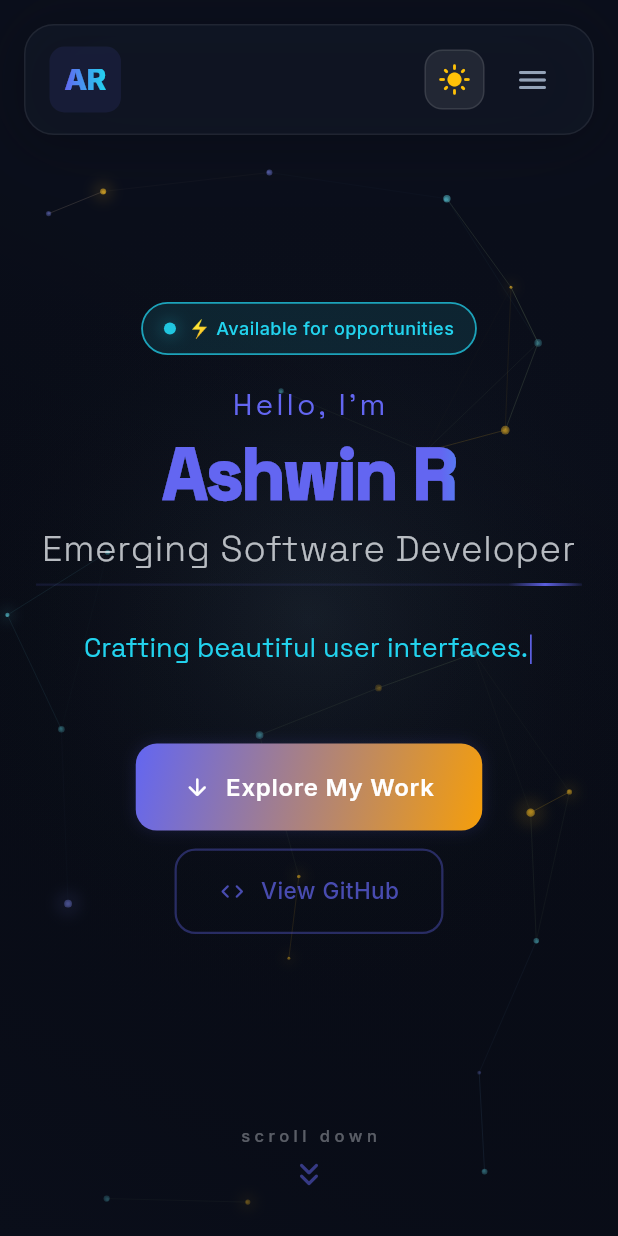
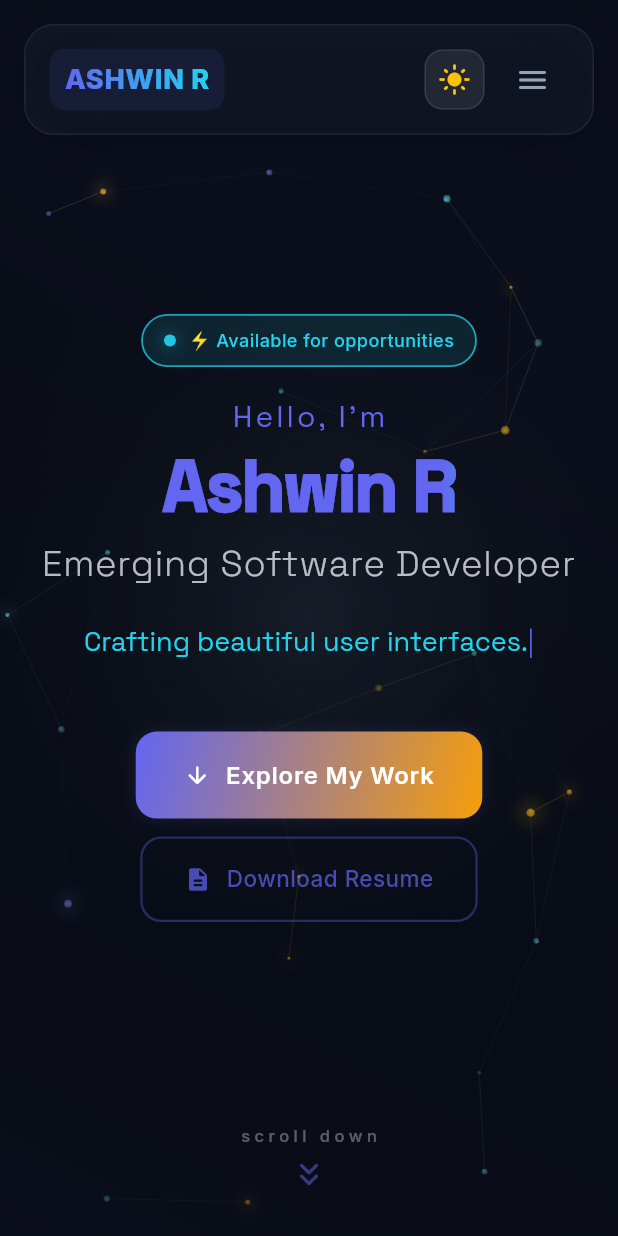
Before and after one commit to Ashwin-R05/Portfolio, a Flutter app: the screen it shows after launch, on a phone screen of 412 x 824 dp. Run offline on Flutter 3.47's test engine with Material 3 defaults, Android fonts, the phone set to English and light mode, and no system bars; drawn by our look-alikes of flutter_animate; our stand-ins replace go_router, google_fonts, visibility_detector.

Commit message:
Feat: replace View GitHub with Download Resume, update logo to ASHWIN R, and remove scan line

```diff
--- a/lib/screens/hero_section.dart
+++ b/lib/screens/hero_section.dart
@@ -3,13 +3,14 @@
 /// Full-viewport-height introduction with:
 /// - Animated particle canvas background with aurora vortex
 /// - Gradient-shimmer name in Space Grotesk (shader animation)
-/// - Animated role badge with pulsing border
+/// - Animated availability badge with pulsing border
+/// - Simple role title
 /// - Typewriter tagline cycling through phrases
-/// - Glowing CTA + outline secondary button
+/// - Glowing CTA + Download Resume button
 /// - Staggered entrance animations
-
 import 'package:flutter/material.dart';
 import 'package:flutter_animate/flutter_animate.dart';
+import 'package:url_launcher/url_launcher.dart';
 import '../animations/particle_canvas.dart';
 import '../data/profile_data.dart';
 import '../theme/app_colors.dart';
@@ -43,6 +44,16 @@ class _HeroSectionState extends State<HeroSection>
     super.dispose();
   }
 
+  Future<void> _downloadResume() async {
+    final Uri url = Uri.parse('assets/resume.pdf');
+    if (await canLaunchUrl(url)) {
+      await launchUrl(url, mode: LaunchMode.externalApplication);
+    } else {
+      final Uri fallbackUrl = Uri.parse('resume.pdf');
+      await launchUrl(fallbackUrl, mode: LaunchMode.externalApplication);
+    }
+  }
+
   @override
   Widget build(BuildContext context) {
     final theme = Theme.of(context);
@@ -60,7 +71,7 @@ class _HeroSectionState extends State<HeroSection>
           // ── Particle background ───────────────────────────────────────
           const Positioned.fill(child: ParticleCanvas()),
 
-          // ── Diagonal gradient overlay — bottom-left fade to bg ────────
+          // ── Diagonal gradient overlay ──────────────────────────────────
           Positioned.fill(
             child: DecoratedBox(
               decoration: BoxDecoration(
@@ -144,7 +155,7 @@ class _HeroSectionState extends State<HeroSection>
                                   ? theme.textTheme.displayMedium
                                   : theme.textTheme.displayLarge)
                               ?.copyWith(
-                            color: Colors.white, // masked by ShaderMask
+                            color: Colors.white,
                             fontWeight: FontWeight.w900,
                             letterSpacing: -1.5,
                             height: 1.0,
@@ -158,20 +169,23 @@ class _HeroSectionState extends State<HeroSection>
                       .fadeIn(duration: 600.ms, delay: 400.ms)
                       .slideY(begin: 0.2, end: 0, duration: 600.ms),
 
-                  const SizedBox(height: 10),
+                  const SizedBox(height: 12),
 
-                  // ── Role with glowing underline ───────────────────
-                  _GlowingRole(
-                    role: ProfileData.role,
-                    theme: theme,
-                    primaryColor: primaryColor,
-                    isMobile: isMobile,
+                  // ── Simple clean role title ─────────────────────────
+                  Text(
+                    ProfileData.role,
+                    style: theme.textTheme.headlineMedium?.copyWith(
+                      color: theme.colorScheme.onSurface.withValues(alpha: 0.75),
+                      fontWeight: FontWeight.w300,
+                      letterSpacing: 0.5,
+                    ),
+                    textAlign: isMobile ? TextAlign.center : TextAlign.start,
                   )
                       .animate()
                       .fadeIn(duration: 600.ms, delay: 600.ms)
                       .slideY(begin: 0.2, end: 0, duration: 600.ms),
 
-                  const SizedBox(height: 28),
+                  const SizedBox(height: 24),
 
                   // ── Typewriter tagline ────────────────────────────
                   AnimatedTypewriter(
@@ -186,7 +200,7 @@ class _HeroSectionState extends State<HeroSection>
                       .animate()
                       .fadeIn(duration: 600.ms, delay: 800.ms),
 
-                  const SizedBox(height: 52),
+                  const SizedBox(height: 48),
 
                   // ── CTA buttons ───────────────────────────────────
                   Wrap(
@@ -200,10 +214,10 @@ class _HeroSectionState extends State<HeroSection>
                         onPressed: widget.onExplorePressed,
                       ),
                       _OutlineButton(
-                        label: 'View GitHub',
-                        icon: Icons.code_rounded,
+                        label: 'Download Resume',
+                        icon: Icons.description_rounded,
                         primaryColor: primaryColor,
-                        onPressed: () {},
+                        onPressed: _downloadResume,
                       ),
                     ],
                   )
@@ -339,123 +353,6 @@ class _PulsingBadgeState extends State<_PulsingBadge>
   }
 }
 
-// ── Role text with scan-line underline ────────────────────────────────────────
-
-class _GlowingRole extends StatefulWidget {
-  final String role;
-  final ThemeData theme;
-  final Color primaryColor;
-  final bool isMobile;
-
-  const _GlowingRole({
-    required this.role,
-    required this.theme,
-    required this.primaryColor,
-    required this.isMobile,
-  });
-
-  @override
-  State<_GlowingRole> createState() => _GlowingRoleState();
-}
-
-class _GlowingRoleState extends State<_GlowingRole>
-    with SingleTickerProviderStateMixin {
-  late AnimationController _scanController;
-
-  @override
-  void initState() {
-    super.initState();
-    _scanController = AnimationController(
-      vsync: this,
-      duration: const Duration(seconds: 2),
-    )..repeat();
-  }
-
-  @override
-  void dispose() {
-    _scanController.dispose();
-    super.dispose();
-  }
-
-  @override
-  Widget build(BuildContext context) {
-    return Column(
-      crossAxisAlignment: widget.isMobile
-          ? CrossAxisAlignment.center
-          : CrossAxisAlignment.start,
-      children: [
-        Text(
-          widget.role,
-          style: widget.theme.textTheme.headlineMedium?.copyWith(
-            color: widget.theme.colorScheme.onSurface.withValues(alpha: 0.75),
-            fontWeight: FontWeight.w300,
-            letterSpacing: 0.5,
-          ),
-          textAlign: widget.isMobile ? TextAlign.center : TextAlign.start,
-        ),
-        const SizedBox(height: 8),
-        AnimatedBuilder(
-          animation: _scanController,
-          builder: (context, _) {
-            return CustomPaint(
-              size: const Size(double.infinity, 2),
-              painter: _ScanLinePainter(
-                progress: _scanController.value,
-                color: widget.primaryColor,
-              ),
-            );
-          },
-        ),
-      ],
-    );
-  }
-}
-
-class _ScanLinePainter extends CustomPainter {
-  final double progress;
-  final Color color;
-  const _ScanLinePainter({required this.progress, required this.color});
-
-  @override
-  void paint(Canvas canvas, Size size) {
-    // Background track
-    final trackPaint = Paint()
-      ..color = color.withValues(alpha: 0.12)
-      ..strokeWidth = 1.5
-      ..style = PaintingStyle.stroke;
-    canvas.drawLine(const Offset(0, 1), Offset(size.width, 1), trackPaint);
-
-    // Animated scan segment
-    final segLen = size.width * 0.35;
-    final start = (progress * (size.width + segLen)) - segLen;
-    final end = start + segLen;
-    final clampStart = start.clamp(0.0, size.width);
-    final clampEnd = end.clamp(0.0, size.width);
-
-    if (clampEnd > clampStart) {
-      final shader = LinearGradient(
-        colors: [
-          color.withValues(alpha: 0.0),
-          color.withValues(alpha: 0.9),
-          color.withValues(alpha: 0.0),
-        ],
-      ).createShader(Rect.fromLTWH(clampStart, 0, clampEnd - clampStart, 2));
-
-      canvas.drawLine(
-        Offset(clampStart, 1),
-        Offset(clampEnd, 1),
-        Paint()
-          ..shader = shader
-          ..strokeWidth = 2
-          ..style = PaintingStyle.stroke,
-      );
-    }
-  }
-
-  @override
-  bool shouldRepaint(covariant _ScanLinePainter old) => old.progress != progress;
-}
-
 // ── Outline secondary button ─────────────────────────────────────────────────
 
 class _OutlineButton extends StatefulWidget {
--- a/lib/widgets/nav_bar.dart
+++ b/lib/widgets/nav_bar.dart
@@ -136,12 +136,12 @@ class _LogoBadgeState extends State<_LogoBadge> {
             colors: _hovered ? [Colors.white, Colors.white] : [primary, secondary],
           ).createShader(bounds),
           child: Text(
-            'AR',
+            'ASHWIN R',
             style: TextStyle(
-              fontSize: 20,
+              fontSize: 18,
               fontWeight: FontWeight.w800,
               color: Colors.white,
-              letterSpacing: -0.5,
+              letterSpacing: 0.5,
             ),
           ),
         ),
--- a/pubspec.yaml
+++ b/pubspec.yaml
@@ -30,3 +30,5 @@ dev_dependencies:
 
 flutter:
   uses-material-design: true
+  assets:
+    - assets/resume.pdf
```
Also changed, not shown: 4 other files.
